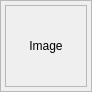
Old version of the form ui/thumbimageframe.ui in the repository athoune/Ema.
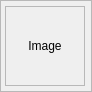
New version of the form. Custom widgets are drawn as their Qt base class.

What changed in the file:
```diff
--- a/ui/thumbimageframe.ui
+++ b/ui/thumbimageframe.ui
@@ -32,6 +32,9 @@
    <enum>QFrame::Raised</enum>
   </property>
   <layout class="QVBoxLayout" name="verticalLayout">
+   <property name="spacing">
+    <number>4</number>
+   </property>
    <property name="margin">
     <number>4</number>
    </property>
@@ -43,6 +46,12 @@
        <height>80</height>
       </size>
      </property>
+     <property name="maximumSize">
+      <size>
+       <width>80</width>
+       <height>80</height>
+      </size>
+     </property>
      <property name="baseSize">
       <size>
        <width>150</width>
```
Left out of the diff: 3 changed lines with no effect on the pictures.
